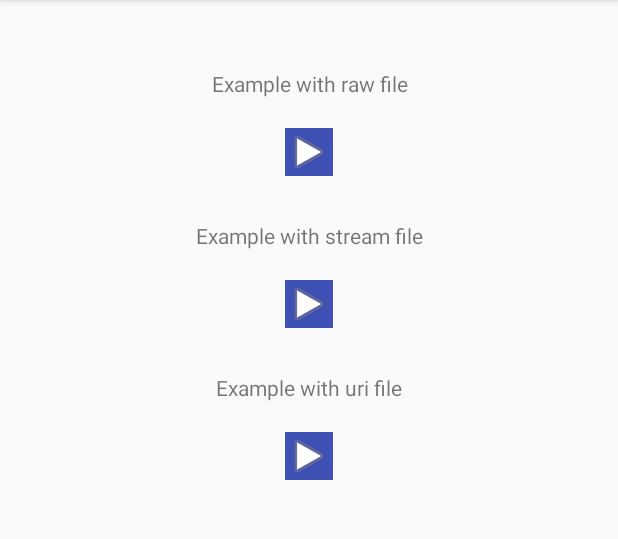
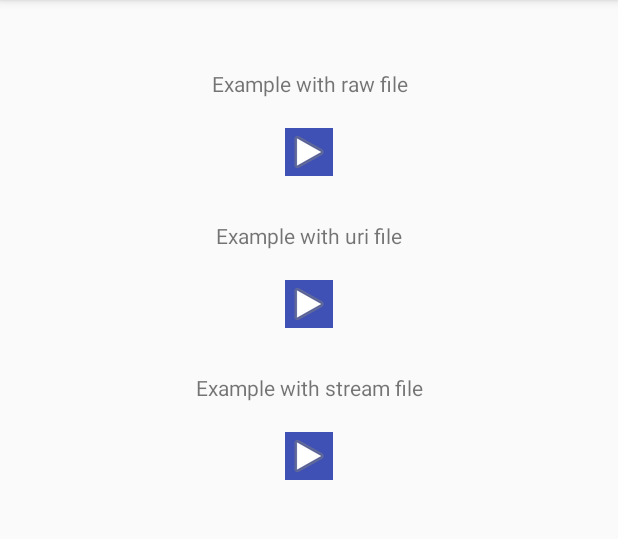
Before and after one commit to elbrujohalcon/justplay, an Android app: the screen it shows after launch (MainActivity), on a phone screen of 412 x 824 dp, the part 84-623 px from its top. Run offline under Robolectric (Android 15) with nearby library versions, the phone set to English and light mode, and no system bars; our stand-ins replace ButterKnife.

Commit message:
Update Code - Fix play URI method.

```diff
--- a/app/build.gradle
+++ b/app/build.gradle
@@ -11,8 +11,8 @@ android {
     }
 
     defaultConfig {
-        applicationId "inaka.justplay_excercises"
-        minSdkVersion 22
+        applicationId "inaka.justplayExcercises"
+        minSdkVersion 21
         targetSdkVersion 23
         versionCode 1
         versionName "1.0"
@@ -28,7 +28,7 @@ android {
 dependencies {
     compile fileTree(include: ['*.jar'], dir: 'libs')
     testCompile 'junit:junit:4.12'
-    compile 'com.android.support:appcompat-v7:23.1.1'
+    compile 'com.android.support:appcompat-v7:23.4.0'
     compile 'com.jakewharton:butterknife:7.0.1'
     compile project(':justplay')
 }
--- a/app/src/main/res/layout/activity_main.xml
+++ b/app/src/main/res/layout/activity_main.xml
@@ -7,64 +7,67 @@
     android:paddingLeft="@dimen/activity_horizontal_margin"
     android:paddingRight="@dimen/activity_horizontal_margin"
     android:paddingTop="@dimen/activity_vertical_margin"
-    tools:context="inaka.justplay_excercises.MainActivity">
+    tools:context=".activities.MainActivity">
 
     <TextView
-        android:id="@+id/example_raw"
+        android:id="@+id/exampleRaw"
         android:layout_width="match_parent"
         android:layout_height="wrap_content"
         android:layout_marginTop="30dp"
         android:gravity="center"
-        android:text="Example with raw file" />
+        android:text="@string/example_raw" />
 
     <ImageButton
-        android:id="@+id/play_raw_sound"
+        android:id="@+id/playRawSound"
         android:layout_width="wrap_content"
         android:layout_height="wrap_content"
-        android:layout_below="@id/example_raw"
+        android:layout_below="@id/exampleRaw"
         android:layout_centerHorizontal="true"
         android:layout_marginTop="20dp"
         android:background="@color/colorPrimary"
         android:soundEffectsEnabled="false"
-        android:src="@android:drawable/ic_media_play" />
+        android:src="@android:drawable/ic_media_play"
+        tools:ignore="ContentDescription" />
 
     <TextView
-        android:id="@+id/example_stream"
+        android:id="@+id/exampleStream"
         android:layout_width="match_parent"
         android:layout_height="wrap_content"
-        android:layout_below="@id/play_raw_sound"
+        android:layout_below="@id/playRawSound"
         android:layout_marginTop="30dp"
         android:gravity="center"
-        android:text="Example with stream file" />
+        android:text="@string/example_stream" />
 
     <ImageButton
-        android:id="@+id/play_stream_sound"
+        android:id="@+id/playStreamSound"
         android:layout_width="wrap_content"
         android:layout_height="wrap_content"
-        android:layout_below="@id/example_stream"
+        android:layout_below="@id/exampleStream"
         android:layout_centerHorizontal="true"
         android:layout_marginTop="20dp"
         android:background="@color/colorPrimary"
         android:soundEffectsEnabled="false"
-        android:src="@android:drawable/ic_media_play" />
+        android:src="@android:drawable/ic_media_play"
+        tools:ignore="ContentDescription" />
 
     <TextView
-        android:id="@+id/example_uri"
+        android:id="@+id/exampleUri"
         android:layout_width="match_parent"
         android:layout_height="wrap_content"
-        android:layout_below="@id/play_stream_sound"
+        android:layout_below="@id/playStreamSound"
         android:layout_marginTop="30dp"
         android:gravity="center"
-        android:text="Example with uri file" />
+        android:text="@string/example_URI" />
 
     <ImageButton
-        android:id="@+id/play_uri_sound"
+        android:id="@+id/playUriSound"
         android:layout_width="wrap_content"
         android:layout_height="wrap_content"
-        android:layout_below="@id/example_uri"
+        android:layout_below="@id/exampleUri"
         android:layout_centerHorizontal="true"
         android:layout_marginTop="20dp"
         android:background="@color/colorPrimary"
         android:soundEffectsEnabled="false"
-        android:src="@android:drawable/ic_media_play" />
+        android:src="@android:drawable/ic_media_play"
+        tools:ignore="ContentDescription" />
 </RelativeLayout>
--- a/app/src/main/res/values/strings.xml
+++ b/app/src/main/res/values/strings.xml
@@ -1,3 +1,7 @@
 <resources>
     <string name="app_name">justplay-excercises</string>
+
+    <string name="example_raw">Example with raw file</string>
+    <string name="example_URI">Example with stream file</string>
+    <string name="example_stream">Example with uri file</string>
 </resources>
--- a/build.gradle
+++ b/build.gradle
@@ -5,7 +5,7 @@ buildscript {
         jcenter()
     }
     dependencies {
-        classpath 'com.android.tools.build:gradle:1.5.0'
+        classpath 'com.android.tools.build:gradle:2.0.0'
 
         // NOTE: Do not place your application dependencies here; they belong
         // in the individual module build.gradle files
--- a/justplay/build.gradle
+++ b/justplay/build.gradle
@@ -7,7 +7,7 @@ android {
 
 
     defaultConfig {
-        minSdkVersion 22
+        minSdkVersion 15
         targetSdkVersion 23
         versionCode 1
         versionName "1.0"
@@ -23,6 +23,5 @@ android {
 dependencies {
     compile fileTree(include: ['*.jar'], dir: 'libs')
     testCompile 'junit:junit:4.12'
-    compile 'com.android.support:appcompat-v7:23.1.1'
-    compile project(':tinytasks')
+    compile 'com.android.support:appcompat-v7:23.4.0'
 }
--- a/tinytasks/build.gradle
+++ /dev/null
@@ -1,2 +0,0 @@
-configurations.create("default")
-artifacts.add("default", file('tinytask.aar'))
```
Also changed, not shown: app/src/main/AndroidManifest.xml (+5 -3 lines), app/src/main/java/inaka/justplayExcercises/activities/MainActivity.java (renamed from app/src/main/java/inaka/justplay_excercises/MainActivity.java, +8 -7 lines), justplay/src/main/java/inaka/justplay/core/JustPlay.java (renamed from justplay/src/main/java/inaka/justplay/JustPlay.java, +6 -2 lines), gradle/wrapper/gradle-wrapper.properties, 8 other files.
